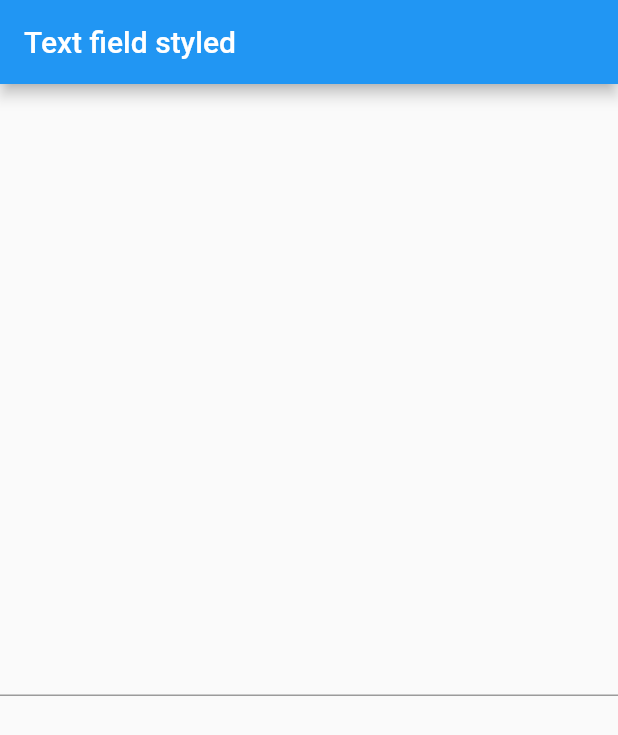
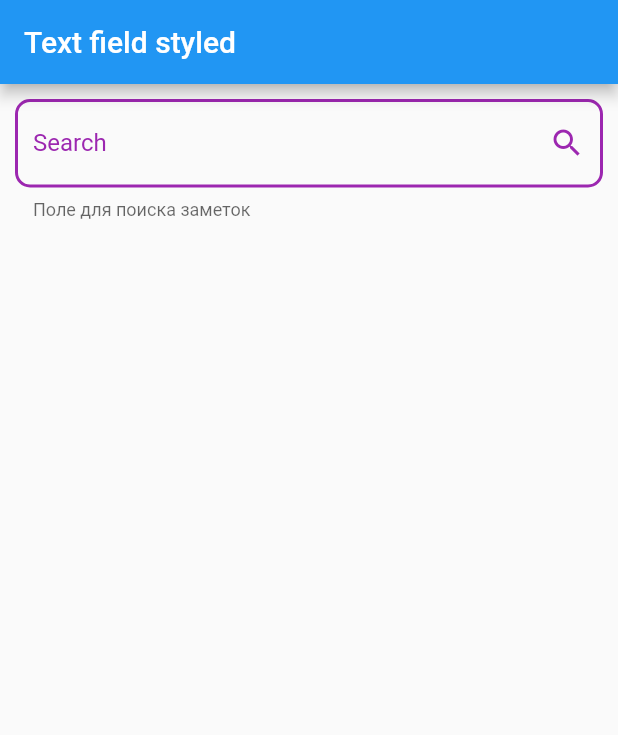
Before and after one commit to Artemshchurev/skillbox_homework, a Flutter app: the screen it shows after launch, on a phone screen of 412 x 824 dp. Shown: the top 735 px of the screen. Run offline on Flutter 3.47's test engine with Material 2 defaults, Android fonts, the phone set to English and light mode, and no system bars.

Commit message:
Fourth task

```diff
--- a/06_Layout/text_field_styled/lib/main.dart
+++ b/06_Layout/text_field_styled/lib/main.dart
@@ -32,13 +32,34 @@ class _MyHomePageState extends State<MyHomePage> {
       appBar: AppBar(
         title: Text('Text field styled'),
       ),
-      body: Center(
-        child: Column(
-          mainAxisAlignment: MainAxisAlignment.center,
-          children: <Widget>[
-            TextField(),
-          ],
-        ),
+      body: Column(
+        children: <Widget>[
+          Padding(
+            padding: const EdgeInsets.all(10),
+            child: TextField(
+              style: TextStyle(
+                color: Colors.purple,
+              ),
+              decoration: InputDecoration(
+                helperText: 'Поле для поиска заметок',
+                hintText: 'Введите значение',
+                labelText: 'Search',
+                labelStyle: TextStyle(
+                  color: Colors.purple,
+                ),
+                suffixIcon: Icon(Icons.search, color: Colors.purple,),
+                focusedBorder: OutlineInputBorder(
+                  borderSide: BorderSide(color: Colors.purple, width: 2),
+                  borderRadius: BorderRadius.all(Radius.circular(10)),
+                ),
+                enabledBorder: OutlineInputBorder(
+                  borderSide: BorderSide(color: Colors.purple, width: 2),
+                  borderRadius: BorderRadius.all(Radius.circular(10)),
+                ),
+              ),
+            ),
+          ),
+        ],
       ),
     );
   }
```
Also changed, not shown: 06_Layout/text_field_styled/pubspec.lock.
